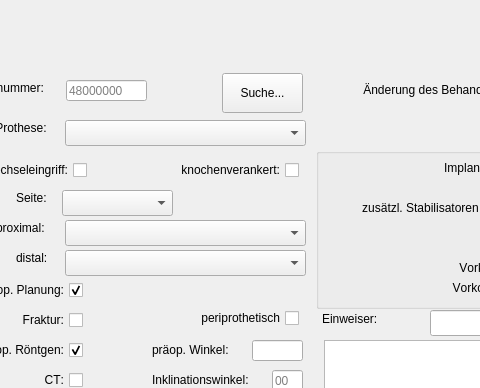
Before: the Qt Designer form mainwindow.ui in Bradyphrenia/prothesen, drawn with Qt 5; both pictures show x 114 to 594 and y 0 to 388 of the 1225 by 800 pixel window.
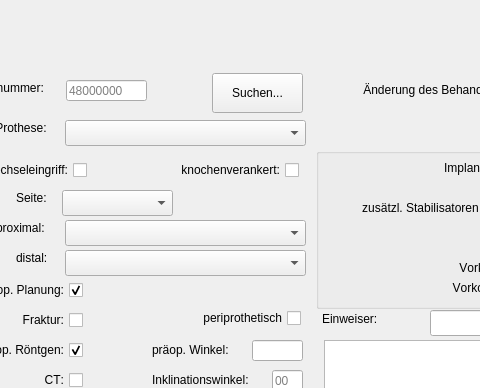
After: the same form once the commit is applied. Icons and pictures are not drawn.

```diff
--- a/mainwindow.ui
+++ b/mainwindow.ui
@@ -50,14 +50,14 @@
    <widget class="QPushButton" name="pushButton_suche">
     <property name="geometry">
      <rect>
-      <x>336</x>
+      <x>326</x>
       <y>73</y>
-      <width>81</width>
+      <width>91</width>
       <height>40</height>
      </rect>
     </property>
     <property name="text">
-     <string>Suche...</string>
+     <string>Suchen...</string>
     </property>
    </widget>
    <widget class="QLabel" name="label_patientennummer">
@@ -1170,7 +1170,7 @@
    <widget class="QCheckBox" name="checkBox_periprothetisch">
     <property name="geometry">
      <rect>
-      <x>292</x>
+      <x>294</x>
       <y>308</y>
       <width>121</width>
       <height>20</height>
```
